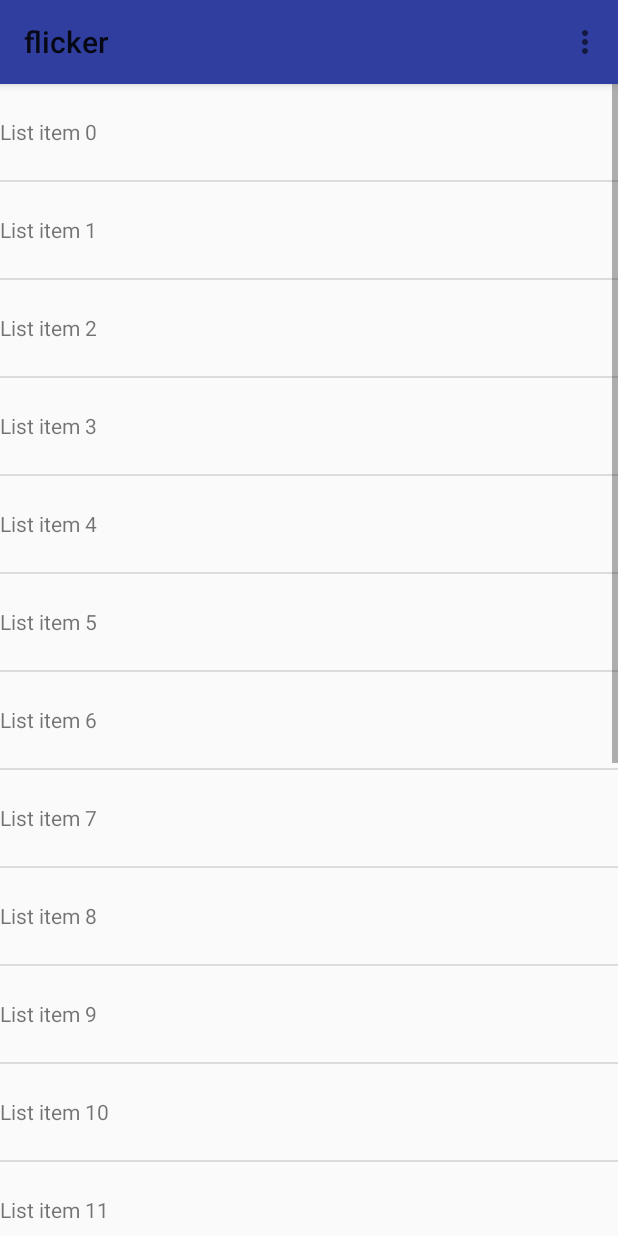
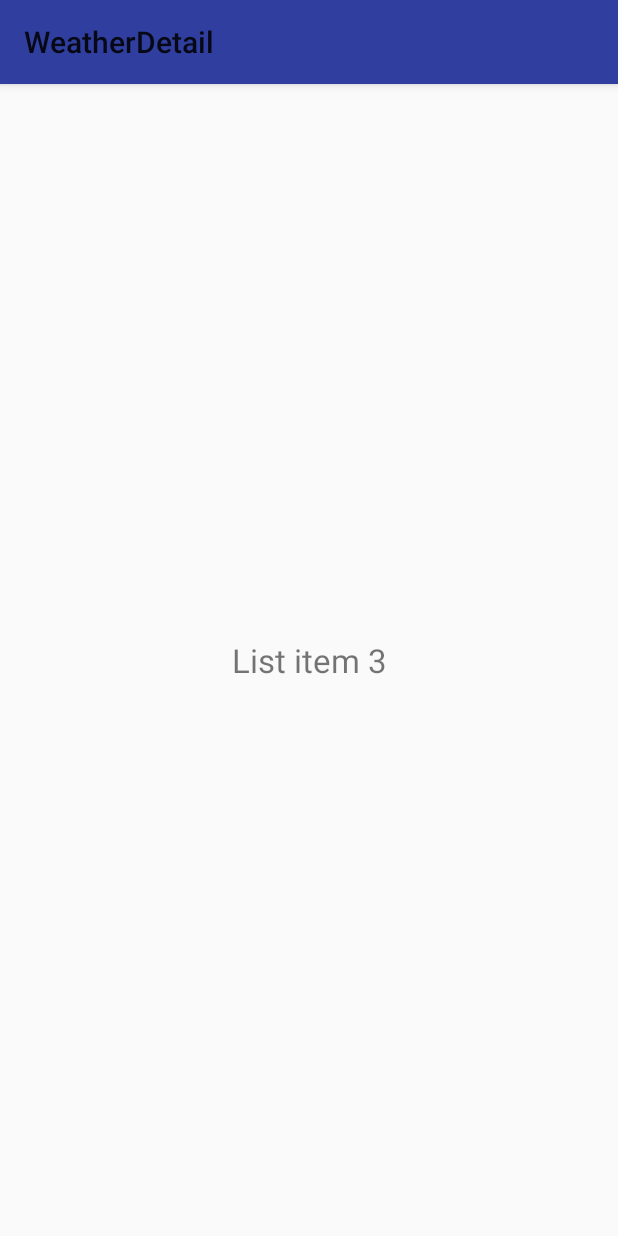
Before and after one commit to deepanshut041/flicker, an Android app: the screen it shows after launch (MainActivity before the commit, WeatherDetailActivity after it), after a tap on an icon or button, on a phone screen of 412 x 824 dp. Run offline under Robolectric (Android 15) with nearby library versions, the phone set to English and light mode, and no system bars; 3 other taps on this screen came first.

Commit message:
Intent is added and it opens Detail activity

```diff
--- a/app/src/main/AndroidManifest.xml
+++ b/app/src/main/AndroidManifest.xml
@@ -1,7 +1,9 @@
 <?xml version="1.0" encoding="utf-8"?>
 <manifest xmlns:android="http://schemas.android.com/apk/res/android"
     package="com.example.deepn.flicker">
-    <uses-permission android:name="android.permission.INTERNET"></uses-permission>
+
+    <uses-permission android:name="android.permission.INTERNET" />
+
     <application
         android:allowBackup="true"
         android:icon="@mipmap/ic_launcher"
@@ -16,6 +18,13 @@
                 <category android:name="android.intent.category.LAUNCHER" />
             </intent-filter>
         </activity>
+        <activity android:name=".WeatherDetailActivity"
+            android:label="@string/WeatherDetail"
+            android:parentActivityName=".MainActivity">
+            <meta-data
+                android:name="android.support.PARENT_ACTIVITY"
+                android:value=".MainActivity" />
+        </activity>
     </application>
 
 </manifest>
--- a/app/src/main/java/com/example/deepn/flicker/ForecastFragment.java
+++ b/app/src/main/java/com/example/deepn/flicker/ForecastFragment.java
@@ -1,6 +1,7 @@
 package com.example.deepn.flicker;
 
 
+import android.content.Intent;
 import android.os.AsyncTask;
 import android.os.Bundle;
 import android.support.v4.app.Fragment;
@@ -83,7 +84,11 @@ public class ForecastFragment extends Fragment {
             public void onItemClick(AdapterView<?> parent, View view, int position, long id) {
                 String forecast = mForecastAdapter.getItem(position);
                 Log.v("list-clicked",forecast);
-                Toast.makeText(getActivity(), forecast, Toast.LENGTH_SHORT).show();
+
+                //We pass second argument name of class which we want to include
+                Intent intent = new Intent(getActivity(),WeatherDetailActivity.class);
+                intent.putExtra(Intent.EXTRA_TEXT, forecast);
+                startActivity(intent);
             }
         });
         return rootView;
--- a/app/src/main/java/com/example/deepn/flicker/MainActivity.java
+++ b/app/src/main/java/com/example/deepn/flicker/MainActivity.java
@@ -10,7 +10,9 @@ public class MainActivity extends AppCompatActivity {
     protected void onCreate(Bundle savedInstanceState) {
         super.onCreate(savedInstanceState);
         setContentView(R.layout.activity_main);
-        ForecastFragment forecastFargment = new ForecastFragment();
-        getSupportFragmentManager().beginTransaction().add(R.id.main_activity, forecastFargment).commit();
+        if (savedInstanceState == null){
+            ForecastFragment forecastFragment = new ForecastFragment();
+            getSupportFragmentManager().beginTransaction().add(R.id.main_activity, forecastFragment).commit();
+        }
     }
 }
--- /dev/null
+++ b/app/src/main/java/com/example/deepn/flicker/WeatherDetailActivity.java
@@ -0,0 +1,17 @@
+package com.example.deepn.flicker;
+
+import android.support.v7.app.AppCompatActivity;
+import android.os.Bundle;
+
+public class WeatherDetailActivity extends AppCompatActivity {
+
+    @Override
+    protected void onCreate(Bundle savedInstanceState) {
+        super.onCreate(savedInstanceState);
+        setContentView(R.layout.activity_weather_detail);
+        if (savedInstanceState == null) {
+            WeatherDetailFragment weatherDetailFragment = new WeatherDetailFragment();
+            getSupportFragmentManager().beginTransaction().add(R.id.weatherDetail_activity, weatherDetailFragment).commit();
+        }
+    }
+}
--- /dev/null
+++ b/app/src/main/java/com/example/deepn/flicker/WeatherDetailFragment.java
@@ -0,0 +1,52 @@
+package com.example.deepn.flicker;
+
+
+import android.content.Intent;
+import android.os.Bundle;
+import android.support.v4.app.Fragment;
+import android.support.v7.app.AppCompatActivity;
+import android.support.v7.widget.Toolbar;
+import android.view.LayoutInflater;
+import android.view.Menu;
+import android.view.MenuInflater;
+import android.view.View;
+import android.view.ViewGroup;
+import android.widget.TextView;
+
+
+/**
+ * A simple {@link Fragment} subclass.
+ */
+public class WeatherDetailFragment extends Fragment {
+
+
+    public WeatherDetailFragment() {
+        // Required empty public constructor
+    }
+
+    @Override
+    public void onCreateOptionsMenu (Menu menu, MenuInflater inflater) {
+        super.onCreateOptionsMenu(menu, inflater);
+        inflater.inflate(R.menu.detail_menu, menu);
+    }
+
+
+    @Override
+    public View onCreateView(LayoutInflater inflater, ViewGroup container,
+                             Bundle savedInstanceState) {
+        // Inflate the layout for this fragment
+        View rootView = inflater.inflate(R.layout.fragment_weather_detail, container, false);
+        Toolbar toolbar = (Toolbar) rootView.findViewById(R.id.weatherDetail_toolbar);
+        ((AppCompatActivity) getActivity()).setSupportActionBar(toolbar);
+        setHasOptionsMenu(true);
+
+        Intent intent = getActivity().getIntent();
+        if (intent != null && intent.hasExtra(Intent.EXTRA_TEXT)){
+            String forecast = intent.getStringExtra(Intent.EXTRA_TEXT);
+            TextView textView = (TextView) rootView.findViewById(R.id.detail_textView);
+            textView.setText(forecast);
+        }
+        return rootView;
+    }
+
+}
--- /dev/null
+++ b/app/src/main/res/layout/activity_weather_detail.xml
@@ -0,0 +1,9 @@
+<?xml version="1.0" encoding="utf-8"?>
+<FrameLayout xmlns:android="http://schemas.android.com/apk/res/android"
+    xmlns:app="http://schemas.android.com/apk/res-auto"
+    xmlns:tools="http://schemas.android.com/tools"
+    android:layout_width="match_parent"
+    android:layout_height="match_parent"
+    android:id="@+id/weatherDetail_activity"
+    tools:context="com.example.deepn.flicker.WeatherDetailActivity">
+</FrameLayout>
--- /dev/null
+++ b/app/src/main/res/layout/fragment_weather_detail.xml
@@ -0,0 +1,27 @@
+<LinearLayout xmlns:android="http://schemas.android.com/apk/res/android"
+    xmlns:tools="http://schemas.android.com/tools"
+    android:layout_width="match_parent"
+    android:layout_height="match_parent"
+    android:orientation="vertical"
+    tools:context="com.example.deepn.flicker.WeatherDetailFragment">
+
+    <!-- TODO: Update blank fragment layout -->
+    <android.support.v7.widget.Toolbar
+        android:id="@+id/weatherDetail_toolbar"
+        android:layout_width="match_parent"
+        android:layout_height="?attr/actionBarSize"
+        android:background="@color/colorPrimaryDark"
+        android:elevation="4dp">
+
+    </android.support.v7.widget.Toolbar>
+
+    <TextView
+        android:id="@+id/detail_textView"
+        android:layout_width="match_parent"
+        android:layout_height="match_parent"
+        android:text="@string/hello_blank_fragment"
+        android:textSize="22sp"
+        android:textAlignment="center"
+        android:gravity="center_vertical"/>
+
+</LinearLayout>
--- /dev/null
+++ b/app/src/main/res/menu/detail_menu.xml
@@ -0,0 +1,4 @@
+<?xml version="1.0" encoding="utf-8"?>
+<menu xmlns:android="http://schemas.android.com/apk/res/android">
+
+</menu>
--- a/app/src/main/res/values/strings.xml
+++ b/app/src/main/res/values/strings.xml
@@ -5,4 +5,5 @@
     <string name="hello_blank_fragment">Hello blank fragment</string>
     <string name="setting">SETTING</string>
     <string name="refresh">REFRESH</string>
+    <string name="WeatherDetail">WeatherDetail</string>
 </resources>
```
